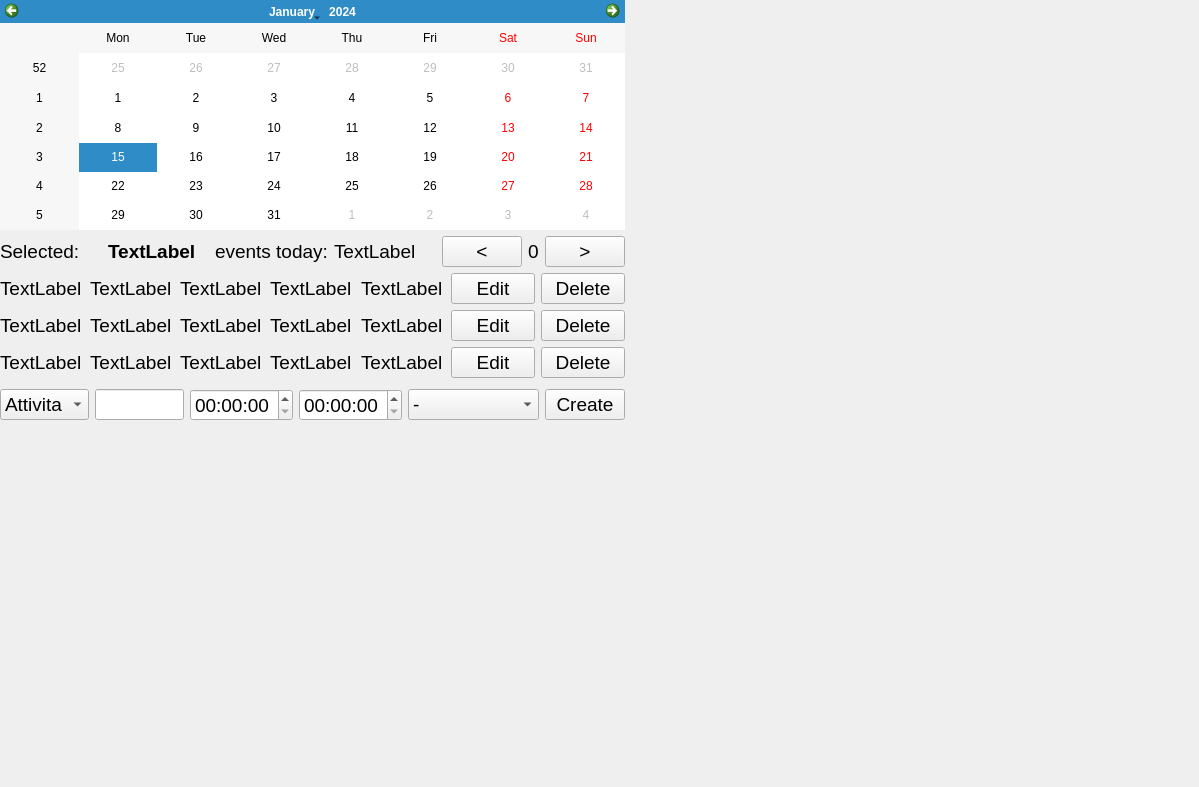
The window that Calendar/calendar.ui (arcticronin/Qt-Calendar) describes before a commit, drawn with Qt 5.
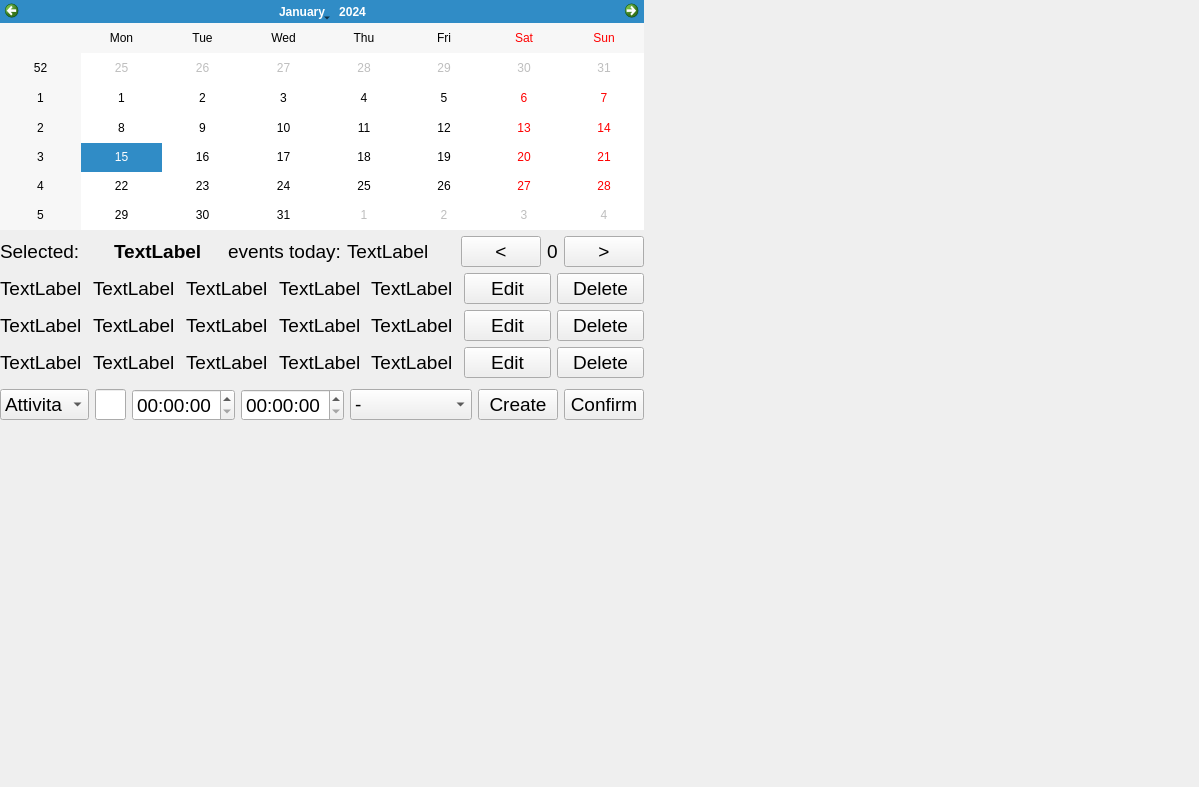
The same window after the commit.

Commit message: da finire EDIT

The edit to the form file:
```diff
--- a/Calendar/calendar.ui
+++ b/Calendar/calendar.ui
@@ -31,7 +31,7 @@
      <rect>
       <x>0</x>
       <y>0</y>
-      <width>625</width>
+      <width>644</width>
       <height>441</height>
      </rect>
     </property>
@@ -520,6 +520,18 @@
          </property>
         </widget>
        </item>
+       <item>
+        <widget class="QPushButton" name="pushButton_confirm_edit">
+         <property name="font">
+          <font>
+           <pointsize>14</pointsize>
+          </font>
+         </property>
+         <property name="text">
+          <string>Confirm</string>
+         </property>
+        </widget>
+       </item>
       </layout>
      </item>
      <item>
```
The commit also changes 10 other files.
